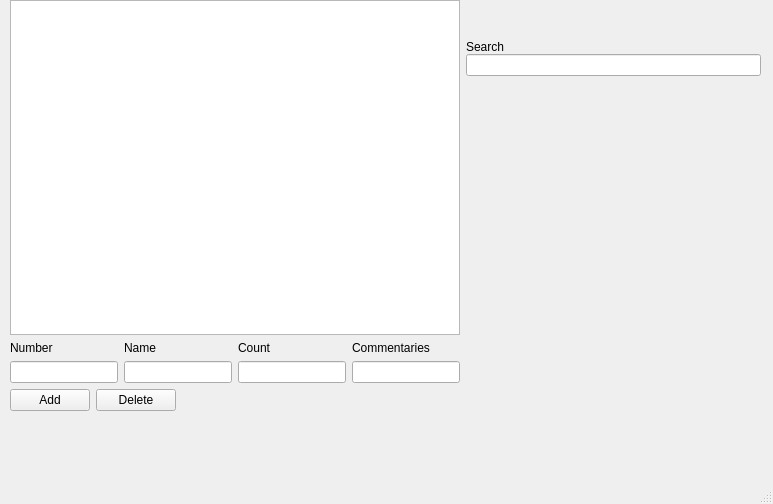
Above: mainwindow.ui from QDianQ/service_station_BD before the change. Below: the same form after it.
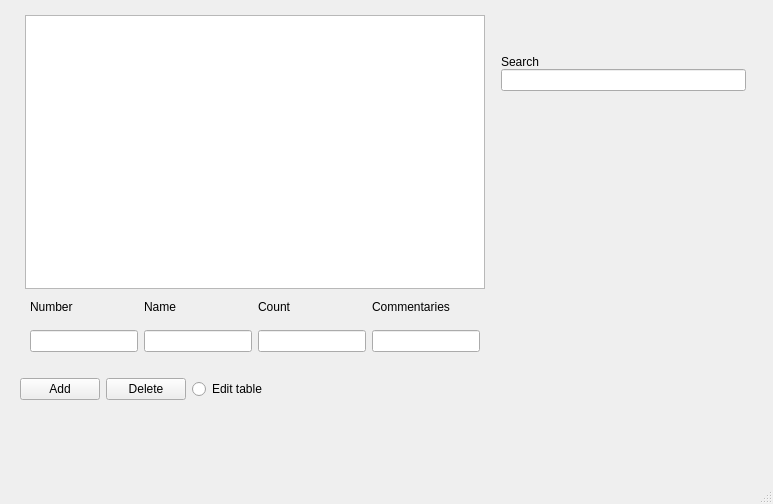
That is the form after the change.

What changed in the file:
```diff
--- a/mainwindow.ui
+++ b/mainwindow.ui
@@ -42,13 +42,49 @@
      <property name="sizeConstraint">
       <enum>QLayout::SetDefaultConstraint</enum>
      </property>
+     <property name="leftMargin">
+      <number>5</number>
+     </property>
+     <property name="topMargin">
+      <number>5</number>
+     </property>
+     <property name="rightMargin">
+      <number>5</number>
+     </property>
+     <property name="bottomMargin">
+      <number>5</number>
+     </property>
      <item>
       <layout class="QHBoxLayout" name="horizontalLayout_4">
+       <property name="leftMargin">
+        <number>5</number>
+       </property>
+       <property name="topMargin">
+        <number>5</number>
+       </property>
+       <property name="rightMargin">
+        <number>5</number>
+       </property>
+       <property name="bottomMargin">
+        <number>5</number>
+       </property>
        <item>
         <layout class="QVBoxLayout" name="verticalLayout">
          <property name="sizeConstraint">
           <enum>QLayout::SetDefaultConstraint</enum>
          </property>
+         <property name="leftMargin">
+          <number>5</number>
+         </property>
+         <property name="topMargin">
+          <number>5</number>
+         </property>
+         <property name="rightMargin">
+          <number>5</number>
+         </property>
+         <property name="bottomMargin">
+          <number>5</number>
+         </property>
          <item>
           <widget class="QTableView" name="tableView">
            <property name="enabled">
@@ -82,6 +118,18 @@
          </item>
          <item>
           <layout class="QHBoxLayout" name="horizontalLayout">
+           <property name="leftMargin">
+            <number>5</number>
+           </property>
+           <property name="topMargin">
+            <number>5</number>
+           </property>
+           <property name="rightMargin">
+            <number>5</number>
+           </property>
+           <property name="bottomMargin">
+            <number>5</number>
+           </property>
            <item>
             <widget class="QLabel" name="label">
              <property name="sizePolicy">
@@ -141,6 +189,18 @@
            <property name="sizeConstraint">
             <enum>QLayout::SetDefaultConstraint</enum>
            </property>
+           <property name="leftMargin">
+            <number>5</number>
+           </property>
+           <property name="topMargin">
+            <number>5</number>
+           </property>
+           <property name="rightMargin">
+            <number>5</number>
+           </property>
+           <property name="bottomMargin">
+            <number>5</number>
+           </property>
            <item>
             <widget class="QLineEdit" name="lineEdit"/>
            </item>
@@ -166,13 +226,16 @@
           <enum>QLayout::SetDefaultConstraint</enum>
          </property>
          <property name="leftMargin">
-          <number>0</number>
+          <number>5</number>
          </property>
          <property name="topMargin">
-          <number>0</number>
+          <number>5</number>
          </property>
          <property name="rightMargin">
-          <number>0</number>
+          <number>5</number>
+         </property>
+         <property name="bottomMargin">
+          <number>5</number>
          </property>
          <item>
           <spacer name="verticalSpacer_2">
@@ -231,6 +294,18 @@
      </item>
      <item>
       <layout class="QHBoxLayout" name="horizontalLayout_3">
+       <property name="leftMargin">
+        <number>5</number>
+       </property>
+       <property name="topMargin">
+        <number>5</number>
+       </property>
+       <property name="rightMargin">
+        <number>5</number>
+       </property>
+       <property name="bottomMargin">
+        <number>6</number>
+       </property>
        <item>
         <widget class="QPushButton" name="pushButton">
          <property name="text">
@@ -245,6 +320,13 @@
          </property>
         </widget>
        </item>
+       <item>
+        <widget class="QRadioButton" name="radioButton">
+         <property name="text">
+          <string>Edit table</string>
+         </property>
+        </widget>
+       </item>
        <item>
         <spacer name="horizontalSpacer">
          <property name="orientation">
```
